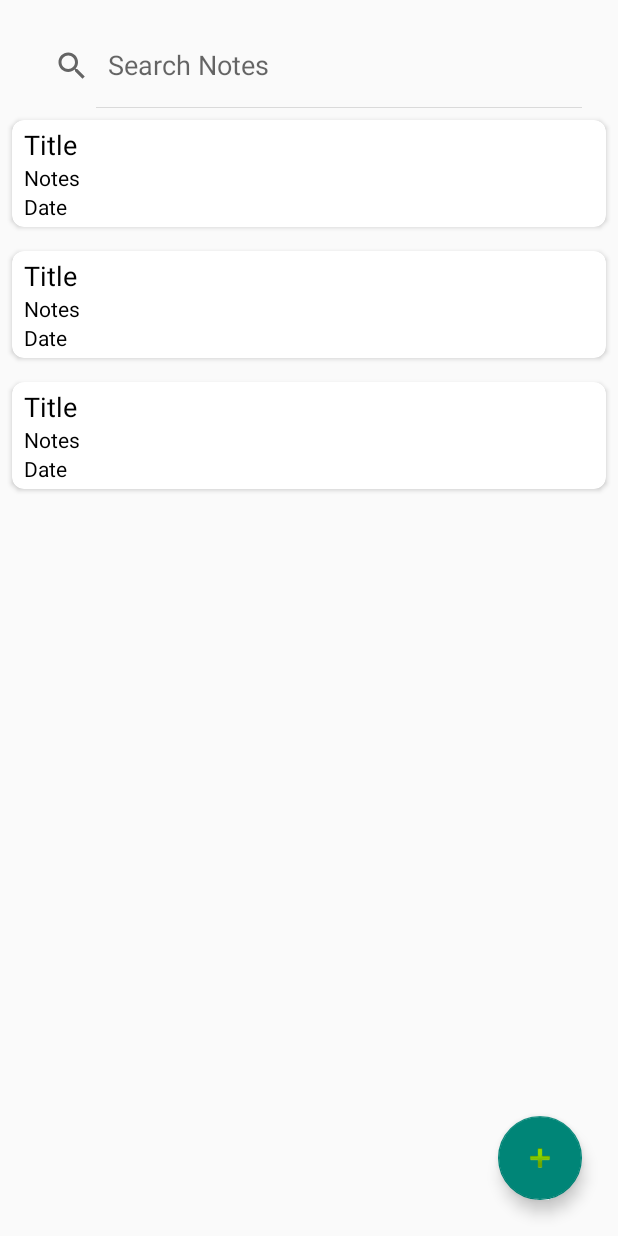
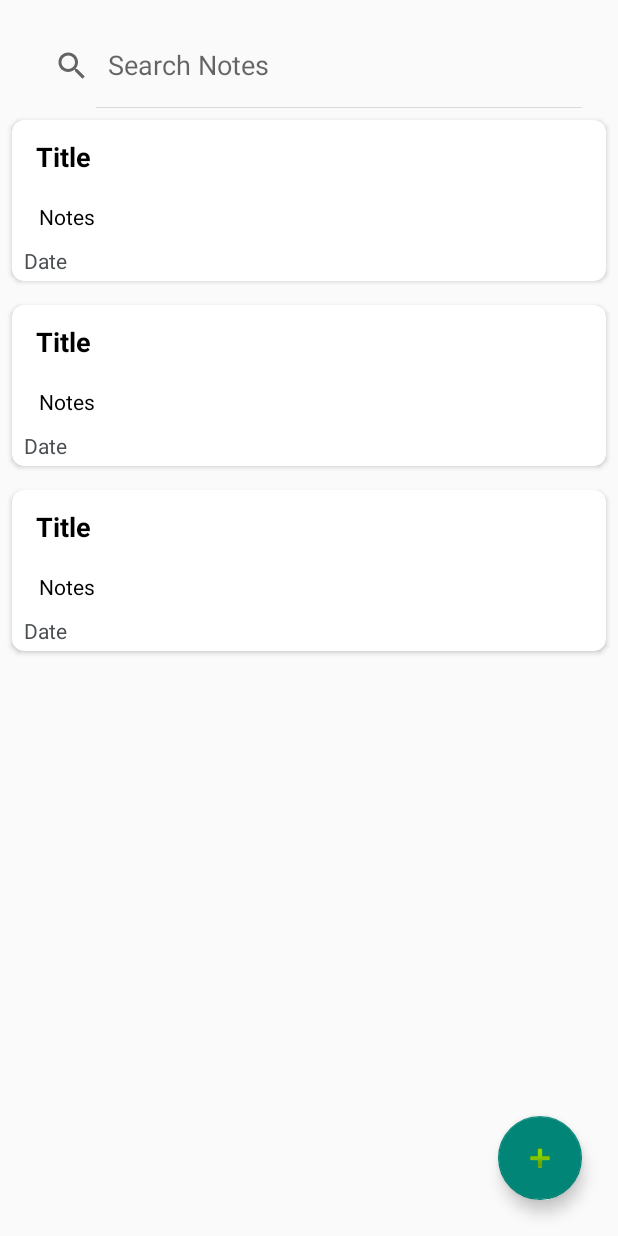
Before and after one commit to akosijho/kotlin_notes, an Android app: the layout activity_main.xml on its own in the app's theme, with its tools: preview values and no code run, on a phone screen of 412 x 824 dp. Run offline under Robolectric (Android 15) with nearby library versions, the phone set to English and light mode, and no system bars.

Commit message:
create notes app. Prepare stage app

```diff
--- a/app/src/main/java/com/jhobert/notes/Models/Note.kt
+++ b/app/src/main/java/com/jhobert/notes/Models/Note.kt
@@ -10,4 +10,4 @@ data class Note(
     @ColumnInfo(name = "title") val title: String?,
     @ColumnInfo(name = "note") val note: String?,
     @ColumnInfo(name = "date") val date: String?
-)
+) : java.io.Serializable
--- a/app/src/main/res/layout/activity_add_notes.xml
+++ b/app/src/main/res/layout/activity_add_notes.xml
@@ -59,13 +59,13 @@
         android:id="@+id/etAddNotes"
         android:layout_width="0dp"
         android:layout_height="0dp"
-        android:layout_marginTop="8dp"
+        android:layout_marginTop="24dp"
         android:background="@null"
         android:ems="10"
         android:lineSpacingMultiplier="1.8"
         android:gravity="top"
         android:hint="@string/label_start_typing"
-        android:inputType="textPersonName"
+        android:inputType="textMultiLine"
         app:layout_constraintBottom_toBottomOf="parent"
         app:layout_constraintEnd_toEndOf="@+id/etAddTitle"
         app:layout_constraintStart_toStartOf="@+id/etAddTitle"
--- a/app/src/main/res/layout/list_item.xml
+++ b/app/src/main/res/layout/list_item.xml
@@ -28,15 +28,24 @@
                 android:layout_width="match_parent"
                 android:layout_height="wrap_content"
                 android:layout_alignParentStart="true"
+                android:ellipsize="marquee"
+                android:marqueeRepeatLimit="marquee_forever"
+                android:padding="8dp"
+                android:scrollHorizontally="true"
+                android:singleLine="true"
                 android:text="@string/label_note_title"
                 android:textColor="@color/black"
-                android:textSize="18sp"></TextView>
+                android:textSize="18sp"
+                android:textStyle="bold"></TextView>
         </RelativeLayout>
 
         <TextView
             android:id="@+id/tv_note"
             android:layout_width="match_parent"
             android:layout_height="wrap_content"
+            android:maxLines="10"
+            android:padding="10dp"
+            android:textStyle="normal"
             android:text="@string/label_notes_content"
             android:textColor="@color/black"
             android:textSize="14sp"></TextView>
@@ -46,7 +55,13 @@
             android:layout_width="match_parent"
             android:layout_height="wrap_content"
             android:text="@string/label_note_date"
-            android:textColor="@color/black"
+            android:ellipsize="marquee"
+            android:marqueeRepeatLimit="marquee_forever"
+            android:textColor="@color/grey"
+            android:singleLine="true"
+            android:scrollHorizontally="true"
+            android:textStyle="normal"
+            android:maxLines="10"
             android:textSize="14sp"></TextView>
     </LinearLayout>
 
--- a/app/src/main/res/values/colors.xml
+++ b/app/src/main/res/values/colors.xml
@@ -2,6 +2,7 @@
 <resources>
     <color name="black">#FF000000</color>
     <color name="white">#FFFFFFFF</color>
+    <color name="grey">#4A4F51</color>
 
     <color name="NoteColor1">#FF6263</color>
     <color name="NoteColor2">#23C4ED</color>
```
Also changed, not shown: app/src/main/java/com/jhobert/notes/AddNotes.kt (+46 -1 lines), app/src/main/java/com/jhobert/notes/MainActivity.kt (+113 -3 lines), app/src/main/java/com/jhobert/notes/Models/NotesViewModel.kt (added, +32 -0 lines).
